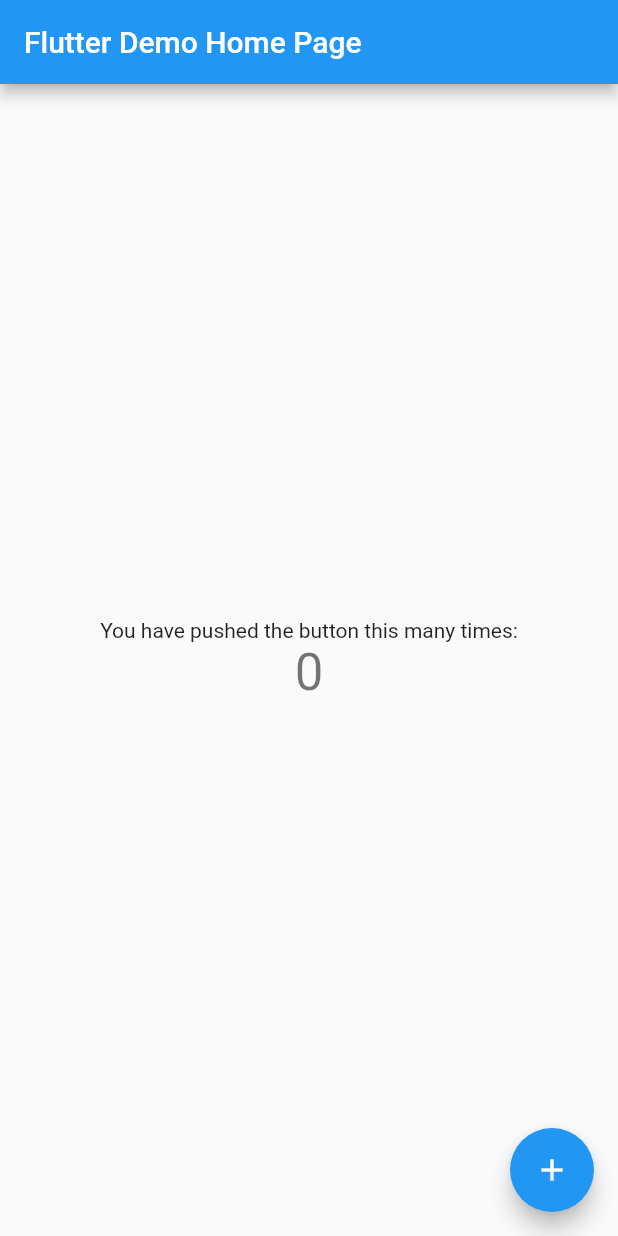
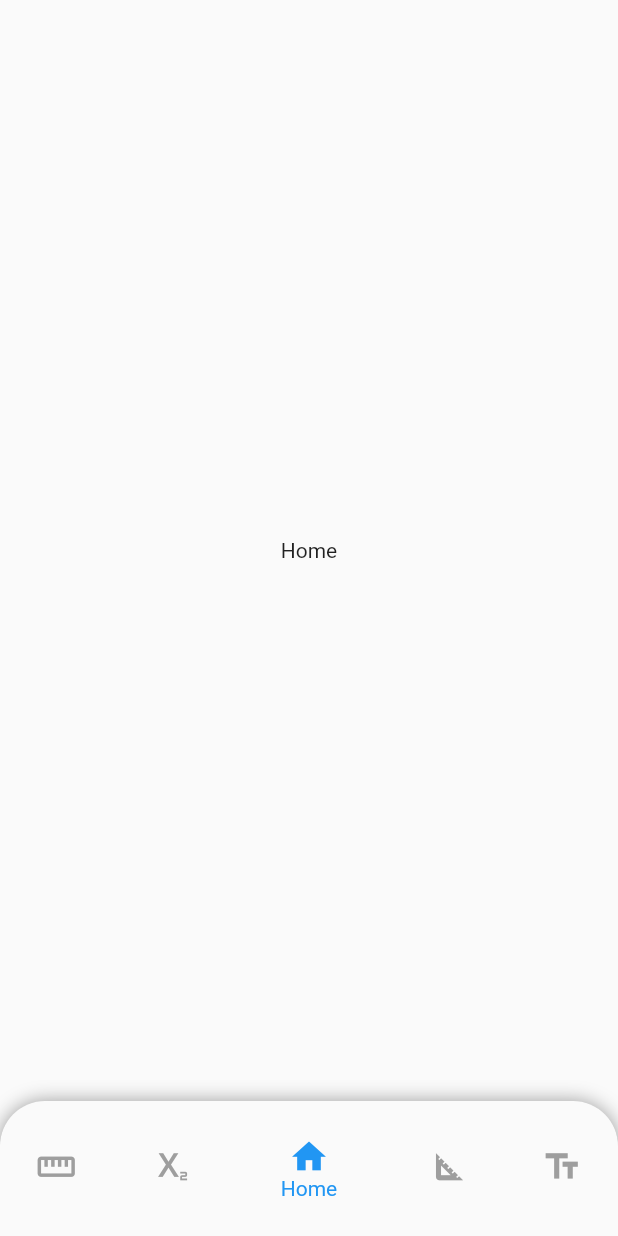
Before and after one commit to Sebastian-Mat/Calc-App, a Flutter app: the screen it shows after launch, on a phone screen of 412 x 824 dp. Run offline on Flutter 3.47's test engine with Material 2 defaults, Android fonts, the phone set to English and light mode, and no system bars.

Commit message:
ADD: Bottom Navigation Bar

```diff
--- /dev/null
+++ b/lib/home.dart
@@ -0,0 +1,78 @@
+import 'package:flutter/material.dart';
+
+class Home extends StatefulWidget {
+  @override
+  _HomeState createState() => _HomeState();
+}
+
+class _HomeState extends State<Home> {
+  int _selectedIndex = 2;
+  List<Widget> _widgetOptions = [
+    Text("Pyshics"),
+    Text("Math"),
+    Text("Home"),
+    Text("Geometry"),
+    Text("Text")
+  ];
+
+  void _onItemTap(int index) {
+    setState(() {
+      _selectedIndex = index;
+    });
+  }
+
+  @override
+  Widget build(BuildContext context) {
+    return Scaffold(
+      body: Center(
+        child: _widgetOptions.elementAt(_selectedIndex),
+      ),
+      bottomNavigationBar: SizedBox(
+        height: 90,
+        child: Container(
+            decoration: BoxDecoration(
+              borderRadius: BorderRadius.only(
+                  topRight: Radius.circular(30), topLeft: Radius.circular(30)),
+              boxShadow: [
+                BoxShadow(
+                    color: Colors.black38, spreadRadius: 0, blurRadius: 10),
+              ],
+            ),
+            child: ClipRRect(
+              borderRadius: BorderRadius.only(
+                topLeft: Radius.circular(30.0),
+                topRight: Radius.circular(30.0),
+              ),
+              child: BottomNavigationBar(
+                  iconSize: 27,
+                  currentIndex: _selectedIndex,
+                  onTap: _onItemTap,
+                  selectedItemColor: Colors.blue,
+                  unselectedItemColor: Colors.grey,
+                  items: [
+                    BottomNavigationBarItem(
+                      icon: Icon(Icons.straighten),
+                      label: "Physics",
+                    ),
+                    BottomNavigationBarItem(
+                      icon: Icon(Icons.subscript),
+                      label: "Mathematics",
+                    ),
+                    BottomNavigationBarItem(
+                      icon: Icon(Icons.home),
+                      label: "Home",
+                    ),
+                    BottomNavigationBarItem(
+                      icon: Icon(Icons.square_foot),
+                      label: "Geometry",
+                    ),
+                    BottomNavigationBarItem(
+                      icon: Icon(Icons.text_fields),
+                      label: "Text",
+                    ),
+                  ]),
+            )),
+      ),
+    );
+  }
+}
--- a/lib/main.dart
+++ b/lib/main.dart
@@ -1,117 +1,19 @@
 import 'package:flutter/material.dart';
+import "home.dart";
 
 void main() {
   runApp(MyApp());
 }
 
 class MyApp extends StatelessWidget {
-  // This widget is the root of your application.
   @override
   Widget build(BuildContext context) {
     return MaterialApp(
       title: 'Flutter Demo',
       theme: ThemeData(
-        // This is the theme of your application.
-        //
-        // Try running your application with "flutter run". You'll see the
-        // application has a blue toolbar. Then, without quitting the app, try
-        // changing the primarySwatch below to Colors.green and then invoke
-        // "hot reload" (press "r" in the console where you ran "flutter run",
-        // or simply save your changes to "hot reload" in a Flutter IDE).
-        // Notice that the counter didn't reset back to zero; the application
-        // is not restarted.
-        primarySwatch: Colors.blue,
-        // This makes the visual density adapt to the platform that you run
-        // the app on. For desktop platforms, the controls will be smaller and
-        // closer together (more dense) than on mobile platforms.
         visualDensity: VisualDensity.adaptivePlatformDensity,
       ),
-      home: MyHomePage(title: 'Flutter Demo Home Page'),
+      home: Home(),
     );
   }
 }
-
-class MyHomePage extends StatefulWidget {
-  MyHomePage({Key key, this.title}) : super(key: key);
-
-  // This widget is the home page of your application. It is stateful, meaning
-  // that it has a State object (defined below) that contains fields that affect
-  // how it looks.
-
-  // This class is the configuration for the state. It holds the values (in this
-  // case the title) provided by the parent (in this case the App widget) and
-  // used by the build method of the State. Fields in a Widget subclass are
-  // always marked "final".
-
-  final String title;
-
-  @override
-  _MyHomePageState createState() => _MyHomePageState();
-}
-
-class _MyHomePageState extends State<MyHomePage> {
-  int _counter = 0;
-
-  void _incrementCounter() {
-    setState(() {
-      // This call to setState tells the Flutter framework that something has
-      // changed in this State, which causes it to rerun the build method below
-      // so that the display can reflect the updated values. If we changed
-      // _counter without calling setState(), then the build method would not be
-      // called again, and so nothing would appear to happen.
-      _counter++;
-    });
-  }
-
-  @override
-  Widget build(BuildContext context) {
-    // This method is rerun every time setState is called, for instance as done
-    // by the _incrementCounter method above.
-    //
-    // The Flutter framework has been optimized to make rerunning build methods
-    // fast, so that you can just rebuild anything that needs updating rather
-    // than having to individually change instances of widgets.
-    return Scaffold(
-      appBar: AppBar(
-        // Here we take the value from the MyHomePage object that was created by
-        // the App.build method, and use it to set our appbar title.
-        title: Text(widget.title),
-      ),
-      body: Center(
-        // Center is a layout widget. It takes a single child and positions it
-        // in the middle of the parent.
-        child: Column(
-          // Column is also a layout widget. It takes a list of children and
-          // arranges them vertically. By default, it sizes itself to fit its
-          // children horizontally, and tries to be as tall as its parent.
-          //
-          // Invoke "debug painting" (press "p" in the console, choose the
-          // "Toggle Debug Paint" action from the Flutter Inspector in Android
-          // Studio, or the "Toggle Debug Paint" command in Visual Studio Code)
-          // to see the wireframe for each widget.
-          //
-          // Column has various properties to control how it sizes itself and
-          // how it positions its children. Here we use mainAxisAlignment to
-          // center the children vertically; the main axis here is the vertical
-          // axis because Columns are vertical (the cross axis would be
-          // horizontal).
-          mainAxisAlignment: MainAxisAlignment.center,
-          children: <Widget>[
-            Text(
-              'You have pushed the button this many times:',
-            ),
-            Text(
-              '$_counter',
-              style: Theme.of(context).textTheme.headline4,
-            ),
-          ],
-        ),
-      ),
-      floatingActionButton: FloatingActionButton(
-        onPressed: _incrementCounter,
-        tooltip: 'Increment',
-        child: Icon(Icons.add),
-      ), // This trailing comma makes auto-formatting nicer for build methods.
-    );
-  }
-}
```
Also changed, not shown: lib/physics.dart (added), 1 other file.
